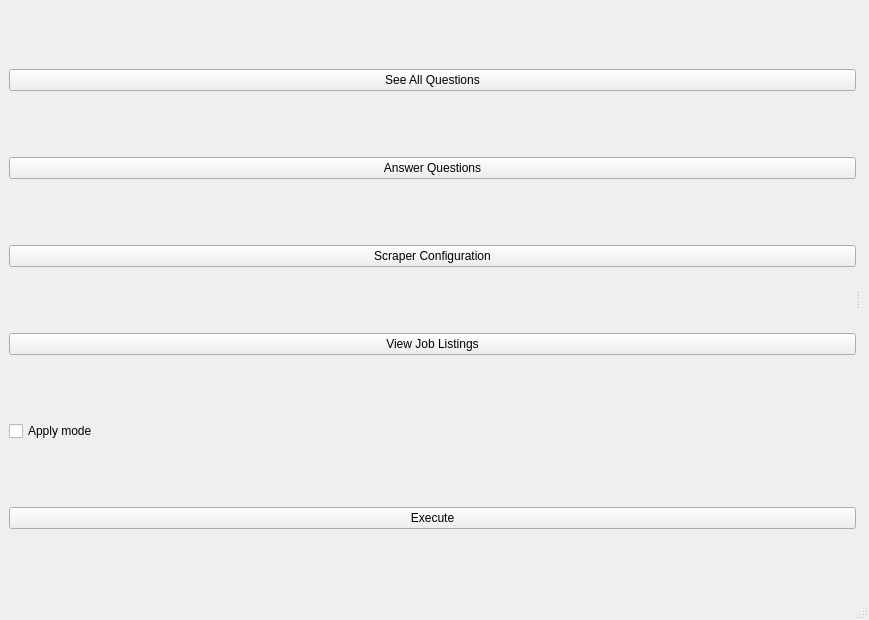
This is HeadHunter9000Client/mainwindow.ui in lucaguarro/Head_Hunter_9000 as Qt 5 draws it before an edit. The edited form follows.
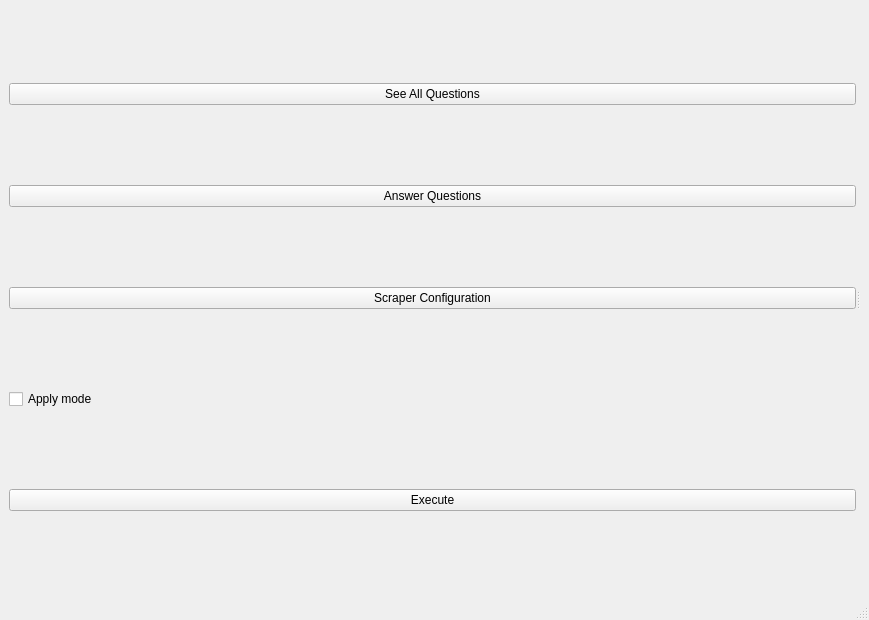
This is the edited form. Icons and pictures are not drawn.

Commit message: 12 - sidebar and joblistings ui is  better coupled. Still some bugs that    need to be worked through though.

Diff of the .ui file:
```diff
--- a/HeadHunter9000Client/mainwindow.ui
+++ b/HeadHunter9000Client/mainwindow.ui
@@ -94,23 +94,6 @@
           </property>
          </widget>
         </item>
-        <item>
-         <widget class="QPushButton" name="ViewJobListingsBtn">
-          <property name="sizePolicy">
-           <sizepolicy hsizetype="Minimum" vsizetype="Fixed">
-            <horstretch>0</horstretch>
-            <verstretch>0</verstretch>
-           </sizepolicy>
-          </property>
-          <property name="text">
-           <string>View Job Listings</string>
-          </property>
-          <property name="icon">
-           <iconset resource="resources.qrc">
-            <normaloff>:/icons/assets/icons/work.svg</normaloff>:/icons/assets/icons/work.svg</iconset>
-          </property>
-         </widget>
-        </item>
         <item>
          <widget class="QCheckBox" name="applyModeCheckbox">
           <property name="text">
```
The commit also changes 6 other files.
